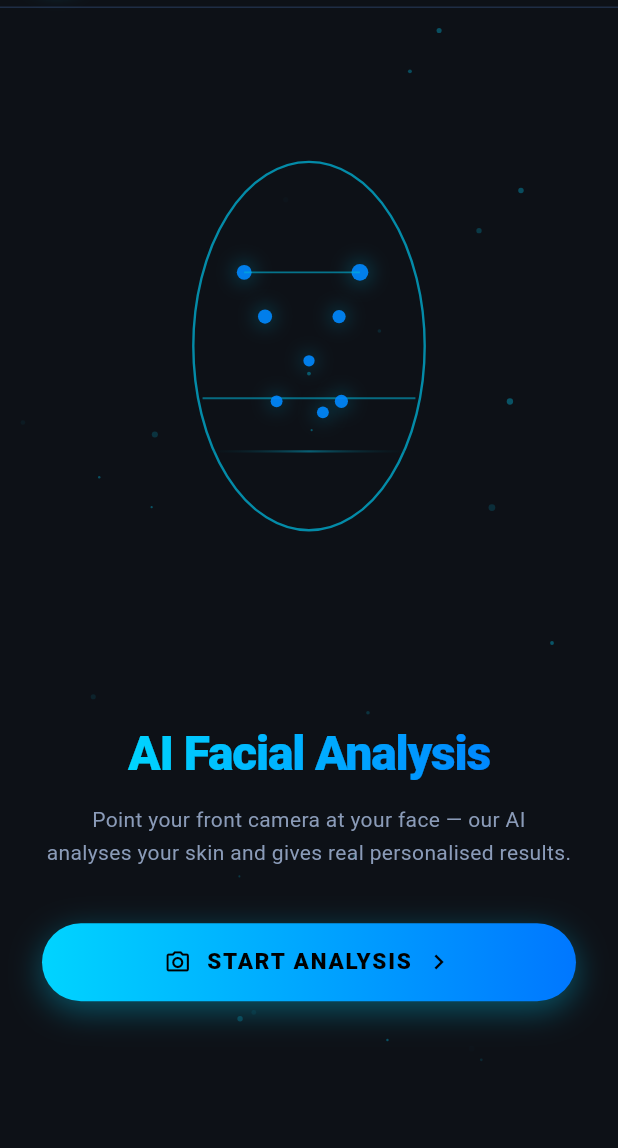
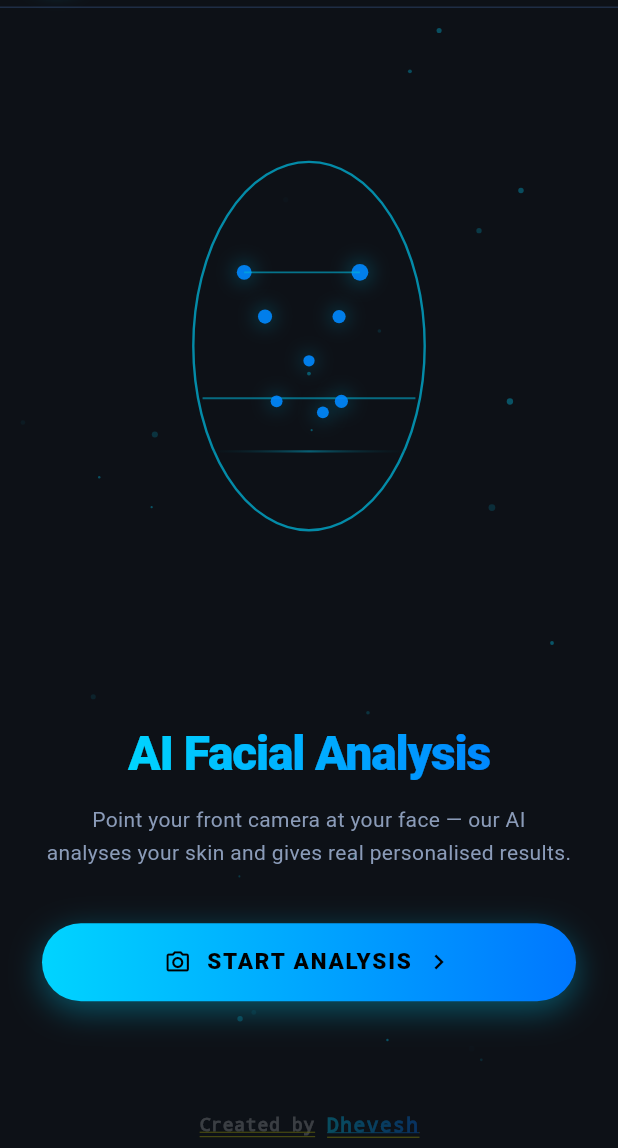
Before and after one commit to dheveshfinal/FaceInsight, a Flutter app: the screen it shows after launch, on a phone screen of 412 x 824 dp, the part 88-1236 px from its top. Run offline on Flutter 3.47's test engine with Material 3 defaults, Android fonts, the phone set to English and light mode, and no system bars; our stand-ins replace image_picker; missing offline and left inert: dart:html, dart:ui_web; Roboto replaces fonts that are missing (SF Pro Display).

Commit message:
final
project

```diff
--- /dev/null
+++ b/flutter_app/lib/core/widgets/creator_watermark.dart
@@ -0,0 +1,78 @@
+import 'package:flutter/material.dart';
+
+class CreatorWatermark extends StatefulWidget {
+  const CreatorWatermark({super.key});
+
+  @override
+  State<CreatorWatermark> createState() => _CreatorWatermarkState();
+}
+
+class _CreatorWatermarkState extends State<CreatorWatermark>
+    with SingleTickerProviderStateMixin {
+  late final AnimationController _controller;
+  late final Animation<double> _glowAnimation;
+
+  @override
+  void initState() {
+    super.initState();
+    _controller = AnimationController(
+      vsync: this,
+      duration: const Duration(seconds: 2),
+    )..repeat(reverse: true);
+
+    _glowAnimation = Tween<double>(begin: 0.3, end: 1.0).animate(
+      CurvedAnimation(parent: _controller, curve: Curves.easeInOut),
+    );
+  }
+
+  @override
+  void dispose() {
+    _controller.dispose();
+    super.dispose();
+  }
+
+  @override
+  Widget build(BuildContext context) {
+    return AnimatedBuilder(
+      animation: _glowAnimation,
+      builder: (context, child) {
+        return Opacity(
+          opacity: _glowAnimation.value,
+          child: Container(
+            padding: const EdgeInsets.symmetric(vertical: 8),
+            child: Row(
+              mainAxisAlignment: MainAxisAlignment.center,
+              children: [
+                Text(
+                  'Created by ',
+                  style: TextStyle(
+                    color: Colors.white.withOpacity(0.6),
+                    fontSize: 12,
+                    letterSpacing: 0.5,
+                  ),
+                ),
+                ShaderMask(
+                  shaderCallback: (bounds) => const LinearGradient(
+                    colors: [Color(0xFF00D4FF), Color(0xFF0077FF)],
+                    begin: Alignment.topLeft,
+                    end: Alignment.bottomRight,
+                  ).createShader(bounds),
+                  blendMode: BlendMode.srcIn,
+                  child: const Text(
+                    'Dhevesh',
+                    style: TextStyle(
+                      color: Colors.white,
+                      fontSize: 13,
+                      fontWeight: FontWeight.bold,
+                      letterSpacing: 1.0,
+                    ),
+                  ),
+                ),
+              ],
+            ),
+          ),
+        );
+      },
+    );
+  }
+}
--- a/flutter_app/lib/main.dart
+++ b/flutter_app/lib/main.dart
@@ -3,6 +3,7 @@ import 'package:flutter/services.dart';
 
 import 'core/theme/app_theme.dart';
 import 'core/router/app_router.dart';
+import 'core/widgets/creator_watermark.dart';
 
 void main() {
   WidgetsFlutterBinding.ensureInitialized();
@@ -27,6 +28,23 @@ class FaceInsightApp extends StatelessWidget {
       theme: AppTheme.dark,
       initialRoute: AppRoutes.home,
       onGenerateRoute: AppRouter.generateRoute,
+      builder: (context, child) {
+        return Stack(
+          children: [
+            if (child != null) child,
+            const Positioned(
+              bottom: 0,
+              left: 0,
+              right: 0,
+              child: SafeArea(
+                child: IgnorePointer(
+                  child: CreatorWatermark(),
+                ),
+              ),
+            ),
+          ],
+        );
+      },
     );
   }
 }
```
